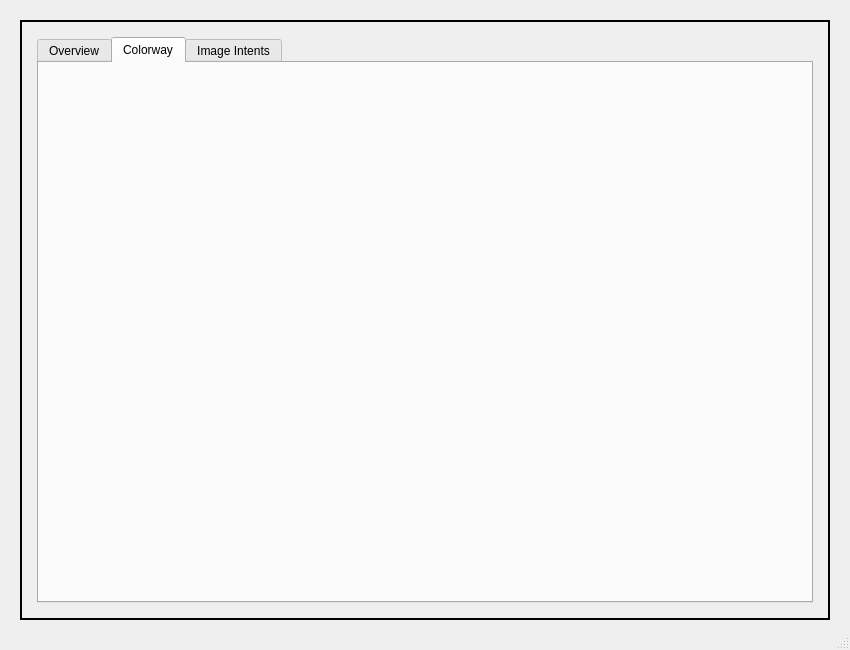
Above: CLOVise/PLM/Outbound/PublishToPLM/UpdateProduct.ui from Rishabhk01/CLOVise_CLO6_CentricPLM_R3 before the change. Below: the same form after it.
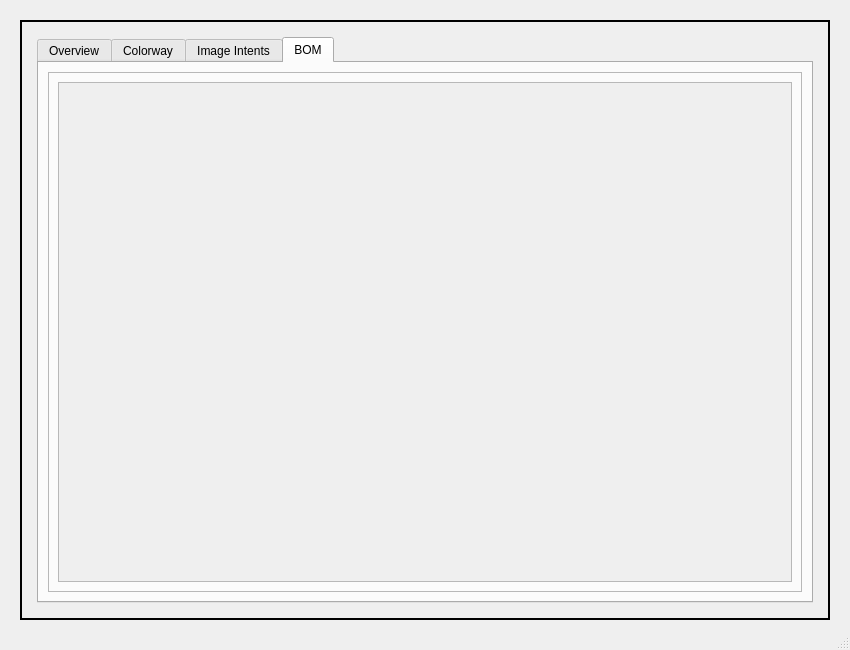
That is the form after the change. The open tabs and pages were chosen to show the change.

Patch:
```diff
--- a/CLOVise/PLM/Outbound/PublishToPLM/UpdateProduct.ui
+++ b/CLOVise/PLM/Outbound/PublishToPLM/UpdateProduct.ui
@@ -142,6 +142,70 @@
             </item>
            </layout>
           </widget>
+           <widget class="QWidget" name="ui_bomTab">
+             <attribute name="title">
+               <string>BOM</string>
+             </attribute>
+             <layout class="QGridLayout" name="gridLayout_6">
+               <item row="1" column="0">
+                 <widget class="QFrame" name="frame">
+                   <property name="frameShape">
+                     <enum>QFrame::StyledPanel</enum>
+                   </property>
+                   <property name="frameShadow">
+                     <enum>QFrame::Raised</enum>
+                   </property>
+                   <layout class="QGridLayout" name="gridLayout_7">
+                     <item row="1" column="0">
+                       <widget class="QScrollArea" name="scrollArea">
+                         <property name="sizePolicy">
+                           <sizepolicy hsizetype="Expanding" vsizetype="Expanding">
+                             <horstretch>0</horstretch>
+                             <verstretch>0</verstretch>
+                           </sizepolicy>
+                         </property>
+                         <property name="widgetResizable">
+                           <bool>true</bool>
+                         </property>
+                         <property name="alignment">
+                           <set>Qt::AlignLeading|Qt::AlignLeft|Qt::AlignTop</set>
+                         </property>
+                         <widget class="QWidget" name="scrollAreaWidgetContents_2">
+                           <property name="geometry">
+                             <rect>
+                               <x>0</x>
+                               <y>0</y>
+                               <width>720</width>
+                               <height>466</height>
+                             </rect>
+                           </property>
+                           <layout class="QVBoxLayout" name="verticalLayout">
+                             <item>
+                               <layout class="QVBoxLayout" name="ui_sectionLayout">
+                                 <property name="spacing">
+                                   <number>10</number>
+                                 </property>
+                                 <property name="sizeConstraint">
+                                   <enum>QLayout::SetMinimumSize</enum>
+                                 </property>
+                               </layout>
+                             </item>
+                           </layout>
+                         </widget>
+                       </widget>
+                     </item>
+                     <item row="0" column="0">
+                       <layout class="QHBoxLayout" name="ui_addNewBomButtonLayout">
+                         <property name="sizeConstraint">
+                           <enum>QLayout::SetDefaultConstraint</enum>
+                         </property>
+                       </layout>
+                     </item>
+                   </layout>
+                 </widget>
+               </item>
+             </layout>
+           </widget>
          </widget>
         </item>
        </layout>
```
